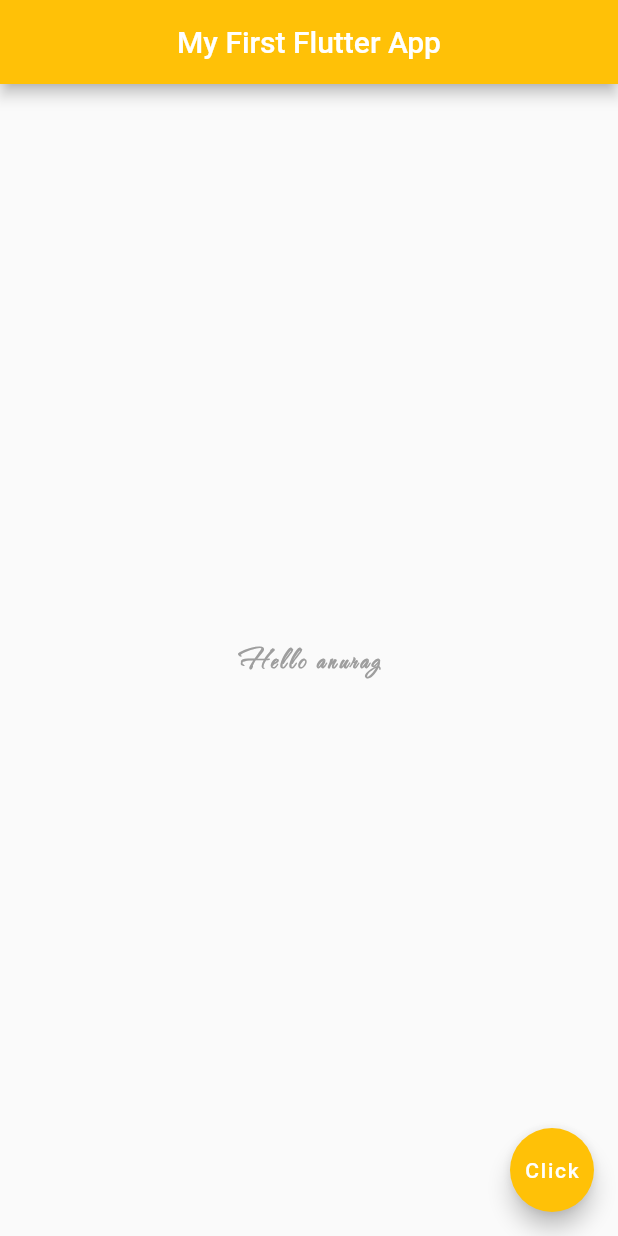
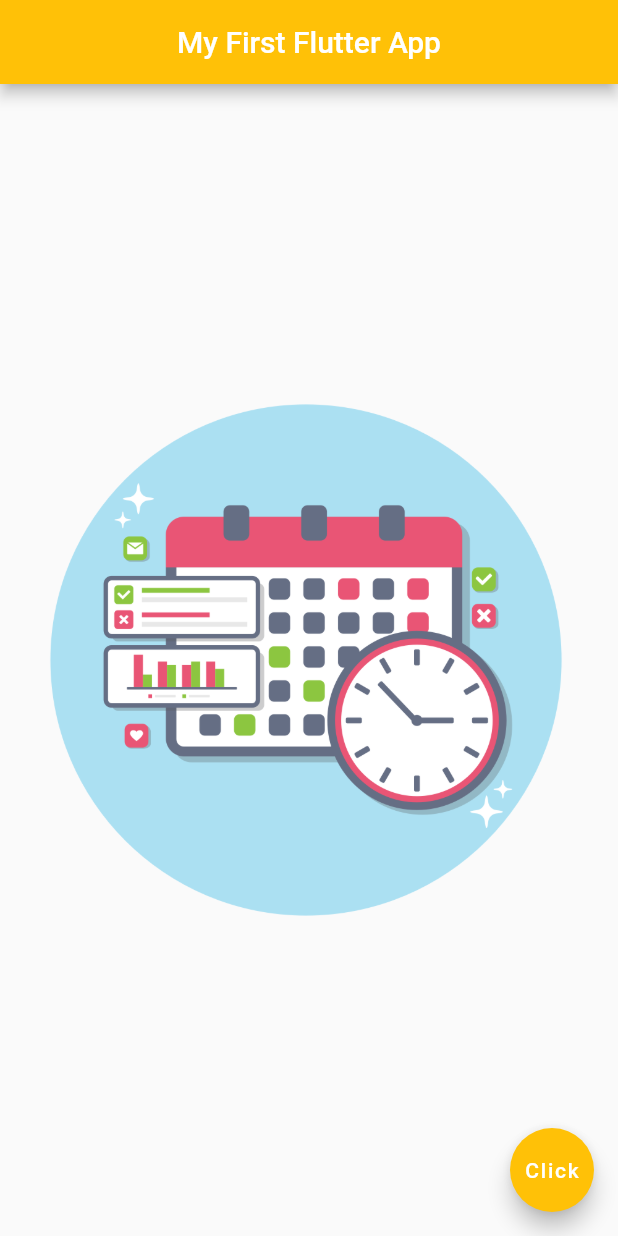
Before and after one commit to anuragkachhala/flutter_learning, a Flutter app: the Home screen opened directly, on a phone screen of 412 x 824 dp. Run offline on Flutter 3.47's test engine with Material 2 defaults, Android fonts, the phone set to English and light mode, and no system bars.

Commit message:
image_asstest

```diff
--- a/lib/flutterMain1.dart
+++ b/lib/flutterMain1.dart
@@ -1,7 +1,7 @@
 import 'package:flutter/material.dart';
 
 void main() =>
-    runApp(MaterialApp(
+    runApp(const MaterialApp(
         home: Home()
     ));
 
@@ -19,15 +19,8 @@ class Home extends StatelessWidget {
         backgroundColor: Colors.amber,
       ),
       body: const Center(
-        child: Text('Hello anurag',
-          style: TextStyle(
-              fontSize: 20.0,
-              fontWeight: FontWeight.bold,
-              letterSpacing: 2.0,
-              color: Colors.grey,
-              fontFamily: 'TheNautigal'
-          ),
-        ),
+        child: Image(
+            image: AssetImage('assets/image1.png')),
       ),
       floatingActionButton: FloatingActionButton(
           backgroundColor: Colors.amber,
--- a/pubspec.yaml
+++ b/pubspec.yaml
@@ -58,9 +58,9 @@ flutter:
   uses-material-design: true
 
   # To add assets to your application, add an assets section, like this:
-  # assets:
-  #   - images/a_dot_burr.jpeg
-  #   - images/a_dot_ham.jpeg
+  assets:
+    - assets/image1.png
+    - assets/image2.png
 
   # An image asset can refer to one or more resolution-specific "variants", see
   # https://flutter.dev/assets-and-images/#resolution-aware.
```
Also changed, not shown: assets/image1.png (added), assets/image2.png (added).
